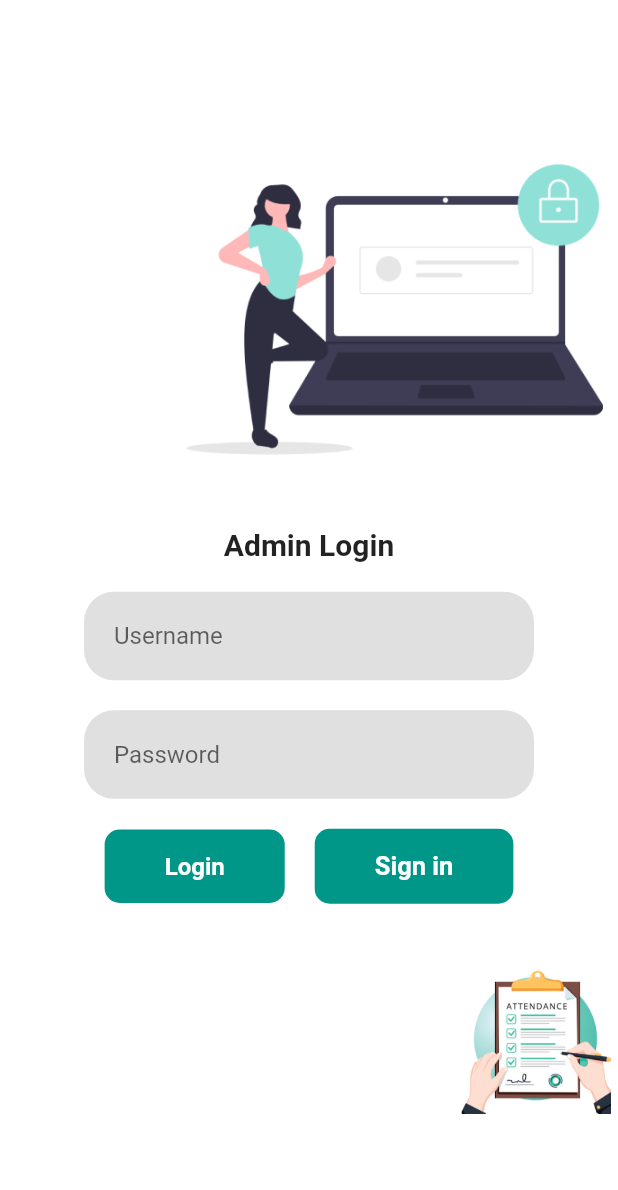
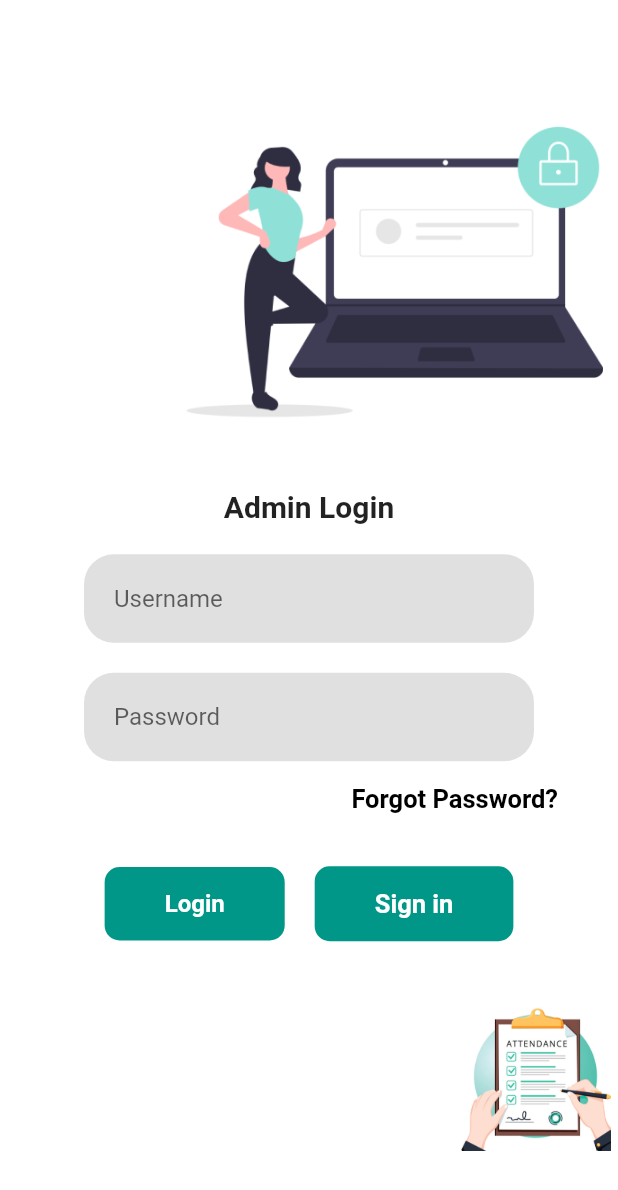
Before and after one commit to OPRoger/Attendance-Management, a Flutter app: the screen it shows after launch, on a phone screen of 412 x 824 dp. Shown: the top 1190 px of the screen. Run offline on Flutter 3.47's test engine with Material 2 defaults, Android fonts, the phone set to English and light mode, and no system bars; missing offline and left inert: shared_preferences_web.

Commit message:
changed in the login_page and the home_page

```diff
--- a/lib/Activity/login_screen.dart
+++ b/lib/Activity/login_screen.dart
@@ -80,8 +80,32 @@ class _LoginScreenState extends State<LoginScreen> {
                         ),
                       ),
                     ),
+                    Container(
+                      alignment: Alignment.bottomRight,
+                      child: TextButton(
+                        onPressed: () => (''),
+                        style: TextButton.styleFrom(
+                          // backgroundColor: Colors.teal,
+                          padding: const EdgeInsets.symmetric(
+                              horizontal: 40.0, vertical: 15.0),
+                          // shape: RoundedRectangleBorder(
+                          //   borderRadius: BorderRadius.circular(10.0),
+                          // ),
+                        ),
+                        child: const Text(
+                          'Forgot Password?',
+                          style: TextStyle(
+                            fontSize: 17.0,
+                            color: Colors.black,
+                            fontWeight: FontWeight.bold,
+                          ),
+                        ),
+                      ),
+                    ),
                   ],
-            )),
+
+                )
+            ),
             SizedBox(height: 20),
             Container(
               child: Row(
```
Also changed, not shown: lib/Activity/home.dart (+64 -2 lines), 4 other files. Lines whose indentation alone changed are shown as unchanged.
